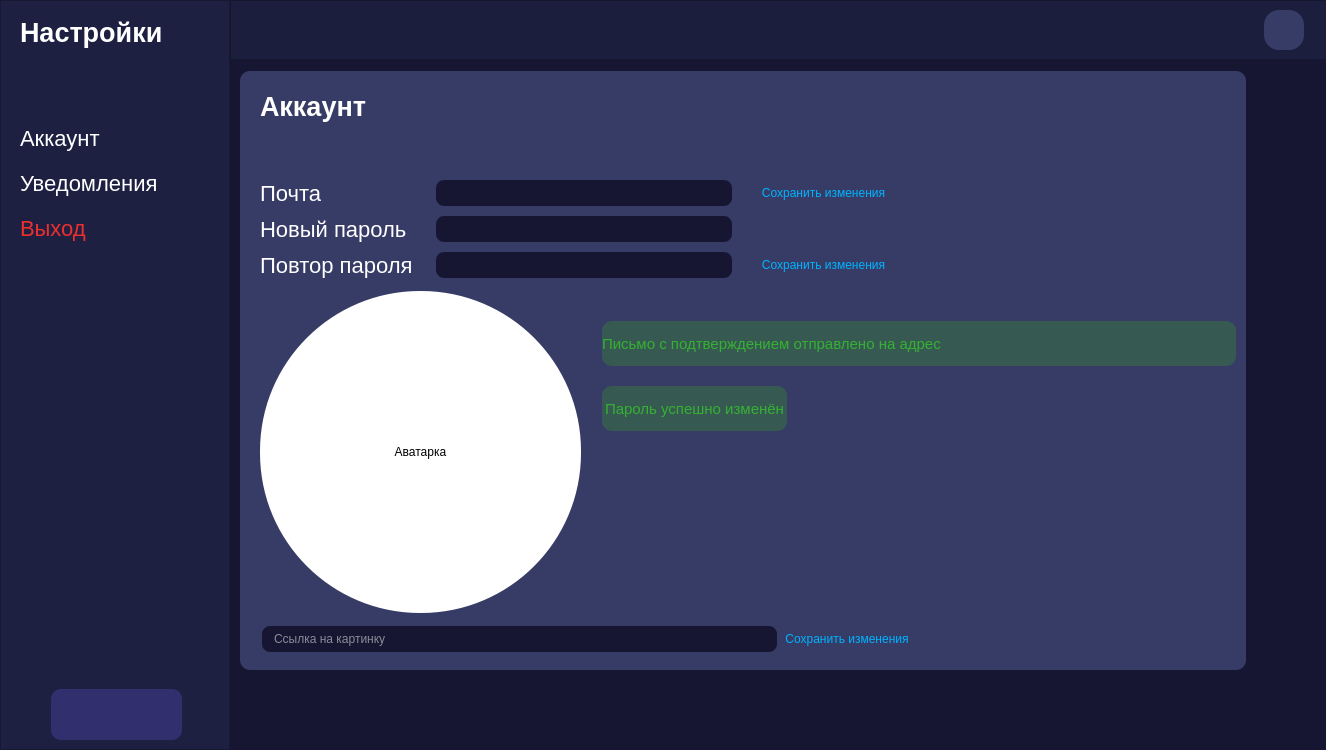
Old version of the form interfaces/settings_page.ui in the repository ArtShibaev/Bugtracker.
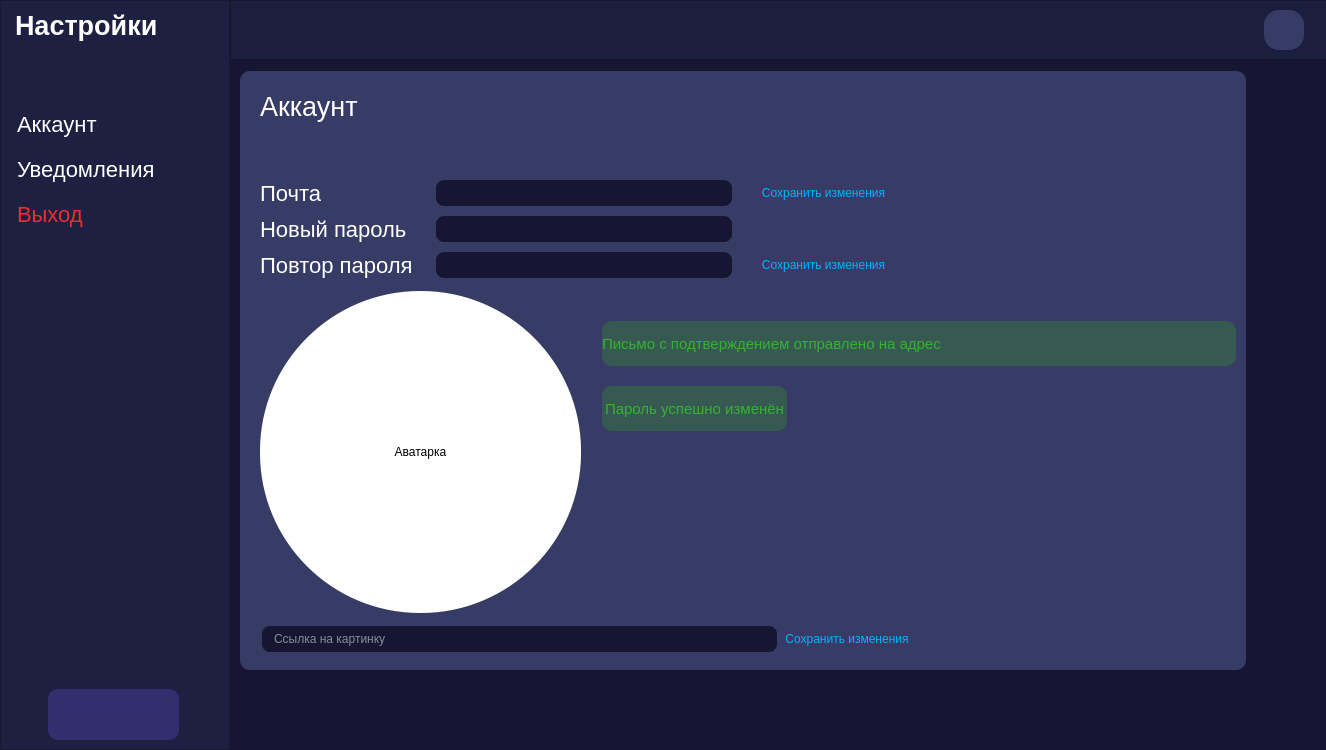
New version of the form.

Commit message: Поправил интерфейс сайдбара

Diff of the .ui file:
```diff
--- a/interfaces/settings_page.ui
+++ b/interfaces/settings_page.ui
@@ -79,7 +79,7 @@
       </property>
       <layout class="QGridLayout" name="gridLayout_3">
        <property name="leftMargin">
-        <number>12</number>
+        <number>6</number>
        </property>
        <property name="spacing">
         <number>6</number>
@@ -89,29 +89,22 @@
          <property name="spacing">
           <number>6</number>
          </property>
+         <property name="leftMargin">
+          <number>0</number>
+         </property>
          <item>
           <layout class="QVBoxLayout" name="verticalLayout_3">
            <property name="spacing">
             <number>6</number>
            </property>
            <item>
-            <widget class="QPushButton" name="pushButton_3">
-             <property name="font">
-              <font>
-               <pointsize>-1</pointsize>
-               <bold>true</bold>
-              </font>
-             </property>
+            <widget class="QLabel" name="label_5">
              <property name="styleSheet">
-              <string notr="true">QPushButton{
-	color:#FFFFFF;
-	font-size:27px;
-	padding:7px;
-	border:none;
-	text-align: left;
-	background-color: transparent
-}
-</string>
+              <string notr="true">color:#FFFFFF;
+font-size:27px;
+border:none;
+font-weight: bold;
+padding-left: 1px;</string>
              </property>
              <property name="text">
               <string>Настройки</string>
@@ -148,6 +141,7 @@
 	color:#FFFFFF;
 	font-size:22px;
 	padding:7px;
+	padding-left: 10px;
 	border:none;
 	text-align: left;
 	background-color: transparent
@@ -174,6 +168,7 @@
 	color:#FFFFFF;
 	font-size:22px;
 	padding:7px;
+	padding-left: 10px;
 	border:none;
 	text-align: left;
 	background-color: transparent
@@ -195,6 +190,7 @@
 	color:#EE2E2E;
 	font-size:22px;
 	padding:7px;
+	padding-left: 10px;
 	border:none;
 	text-align: left;
 	background-color: transparent
@@ -640,7 +636,6 @@
              <property name="font">
               <font>
                <pointsize>-1</pointsize>
-               <bold>true</bold>
               </font>
              </property>
              <property name="styleSheet">
```
